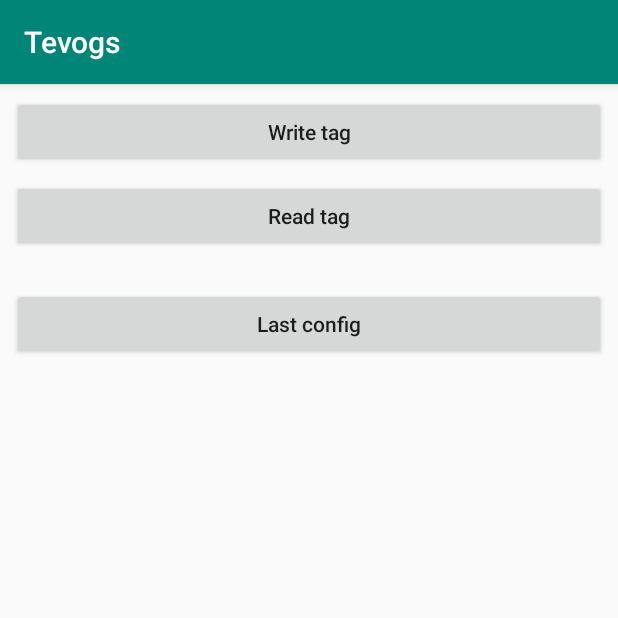
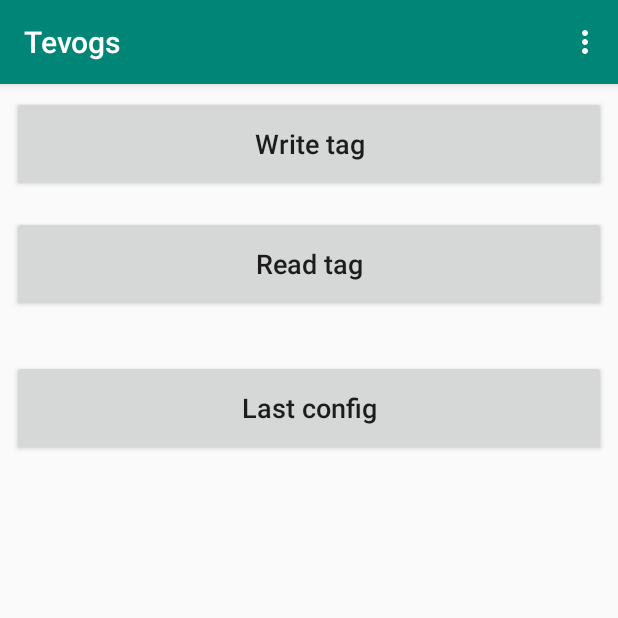
Before and after one commit to Bertoluci/Tevogs, an Android app: the screen it shows after launch (MainActivity), on a phone screen of 412 x 824 dp, the top half of it. Run offline under Robolectric (Android 15) with nearby library versions, the phone set to English and light mode, and no system bars.

Commit message:
Vytvoření menu.

```diff
--- a/app/src/main/res/layout/activity_main.xml
+++ b/app/src/main/res/layout/activity_main.xml
@@ -9,13 +9,14 @@
     <Button
         android:id="@+id/btnWrite"
         android:layout_width="0dp"
-        android:layout_height="wrap_content"
+        android:layout_height="@android:dimen/notification_large_icon_height"
         android:layout_marginStart="8dp"
         android:layout_marginTop="8dp"
         android:layout_marginEnd="8dp"
         android:onClick="handleBtnWriteOnClick"
         android:text="@string/btnWrite"
         android:textAllCaps="false"
+        android:textSize="18sp"
         app:layout_constraintEnd_toEndOf="parent"
         app:layout_constraintStart_toStartOf="parent"
         app:layout_constraintTop_toTopOf="parent" />
@@ -23,13 +24,14 @@
     <Button
         android:id="@+id/btnRead"
         android:layout_width="0dp"
-        android:layout_height="wrap_content"
+        android:layout_height="@android:dimen/notification_large_icon_height"
         android:layout_marginStart="8dp"
-        android:layout_marginTop="8dp"
+        android:layout_marginTop="16dp"
         android:layout_marginEnd="8dp"
         android:onClick="handleBtnReadOnClick"
         android:text="@string/btnRead"
         android:textAllCaps="false"
+        android:textSize="18sp"
         app:layout_constraintEnd_toEndOf="parent"
         app:layout_constraintStart_toStartOf="parent"
         app:layout_constraintTop_toBottomOf="@+id/btnWrite" />
@@ -37,13 +39,14 @@
     <Button
         android:id="@+id/btnLastConfig"
         android:layout_width="0dp"
-        android:layout_height="wrap_content"
+        android:layout_height="@android:dimen/notification_large_icon_height"
         android:layout_marginStart="8dp"
-        android:layout_marginTop="24dp"
+        android:layout_marginTop="32dp"
         android:layout_marginEnd="8dp"
         android:onClick="handleBtnLastConfigOnClick"
         android:text="@string/btn_last_config"
         android:textAllCaps="false"
+        android:textSize="18sp"
         app:layout_constraintEnd_toEndOf="parent"
         app:layout_constraintStart_toStartOf="parent"
         app:layout_constraintTop_toBottomOf="@+id/btnRead" />
--- /dev/null
+++ b/app/src/main/res/menu/main_menu.xml
@@ -0,0 +1,8 @@
+<?xml version="1.0" encoding="utf-8"?>
+<menu xmlns:android="http://schemas.android.com/apk/res/android">
+
+    <item android:id="@+id/show_log" android:title="@string/show_log" />
+    <item android:id="@+id/visit_website" android:title="@string/visit_website" />
+    <item android:id="@+id/exit" android:title="@string/game_over" />
+
+</menu>
--- a/app/src/main/res/values/strings.xml
+++ b/app/src/main/res/values/strings.xml
@@ -20,4 +20,5 @@
     <string name="game_over">Game over</string>
     <string name="visit_website">Visit website</string>
     <string name="btn_clean">Clean log</string>
+    <string name="no_key">Chybí šifrovací klíč.</string>
 </resources>
```
Also changed, not shown: app/src/main/java/com/aero4te/tevogs/MainActivity.java (+40 -0 lines).
